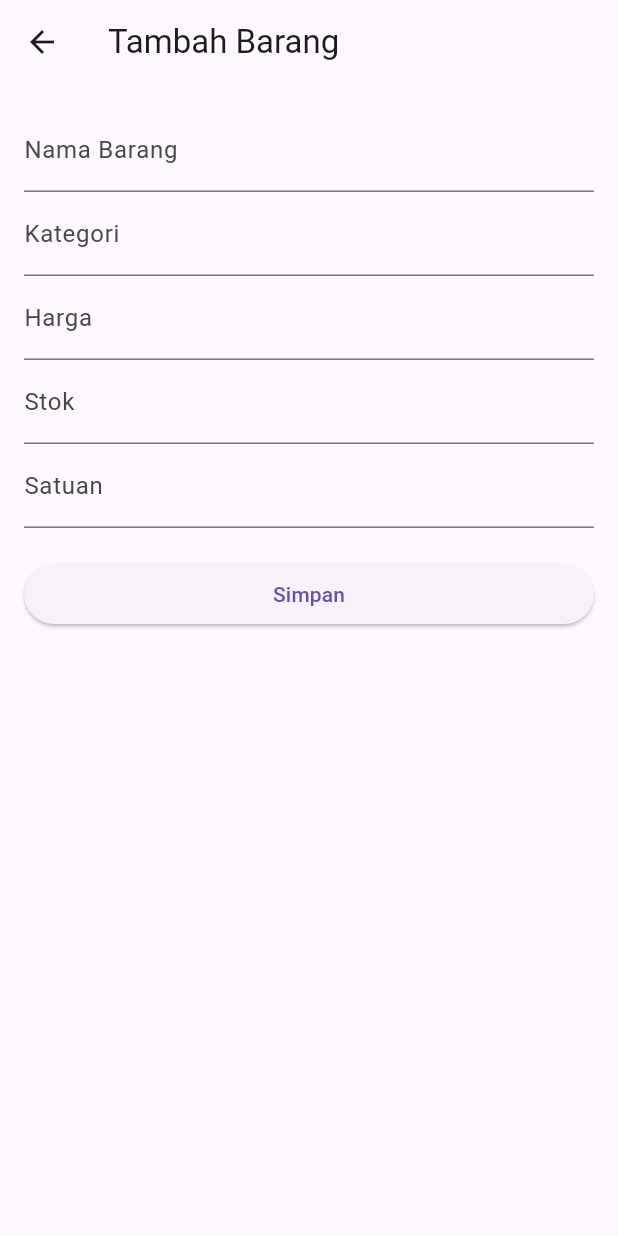
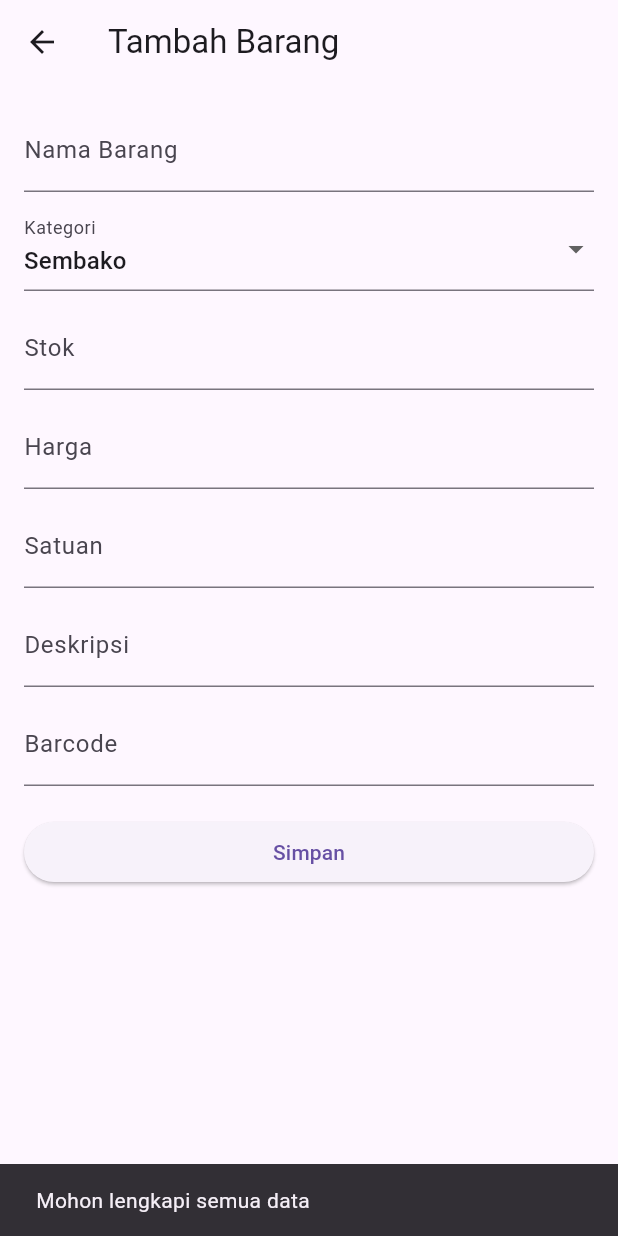
Before and after one commit to BangSaM0607/toko_warda, a Flutter app: the BarangFormPage screen opened directly, after a tap on "Simpan", on a phone screen of 412 x 824 dp. Run offline on Flutter 3.47's test engine with Material 3 defaults, Android fonts, the phone set to English and light mode, and no system bars; our stand-ins replace supabase_flutter; accounts and stored records are empty.

Commit message:
Refactor BarangFormPage and BarangListPage to enhance data handling and user feedback

```diff
--- a/lib/pages/barang_form_page.dart
+++ b/lib/pages/barang_form_page.dart
@@ -2,7 +2,8 @@ import 'package:flutter/material.dart';
 import 'package:supabase_flutter/supabase_flutter.dart';
 
 class BarangFormPage extends StatefulWidget {
-  final Map<String, dynamic>? data;
+  final dynamic data;
+
   const BarangFormPage({super.key, this.data});
 
   @override
@@ -12,42 +13,27 @@ class BarangFormPage extends StatefulWidget {
 class _BarangFormPageState extends State<BarangFormPage> {
   final supabase = Supabase.instance.client;
 
-  final TextEditingController namaController = TextEditingController();
-  final TextEditingController kategoriController = TextEditingController();
-  final TextEditingController hargaController = TextEditingController();
-  final TextEditingController stokController = TextEditingController();
-  final TextEditingController satuanController = TextEditingController();
+  final TextEditingController _namaController = TextEditingController();
+  final TextEditingController _stokController = TextEditingController();
+  final TextEditingController _hargaController = TextEditingController();
+  final TextEditingController _satuanController = TextEditingController();
+  final TextEditingController _deskripsiController = TextEditingController();
+  final TextEditingController _barcodeController = TextEditingController();
+
+  String _kategori = 'Sembako';
 
   @override
   void initState() {
     super.initState();
     if (widget.data != null) {
-      namaController.text = widget.data!['nama_barang'] ?? '';
-      kategoriController.text = widget.data!['kategori'] ?? '';
-      hargaController.text = widget.data!['harga'].toString();
-      stokController.text = widget.data!['stok'].toString();
-      satuanController.text = widget.data!['satuan'] ?? '';
+      _namaController.text = widget.data['nama_barang'];
+      _kategori = widget.data['kategori'];
+      _stokController.text = widget.data['stok'].toString();
+      _hargaController.text = widget.data['harga'].toString();
+      _satuanController.text = widget.data['satuan'];
+      _deskripsiController.text = widget.data['deskripsi'] ?? '';
+      _barcodeController.text = widget.data['barcode'] ?? '';
     }
-  }
-
-  Future<void> simpanBarang() async {
-    final data = {
-      'nama_barang': namaController.text,
-      'kategori': kategoriController.text,
-      'harga': int.tryParse(hargaController.text) ?? 0,
-      'stok': int.tryParse(stokController.text) ?? 0,
-      'satuan': satuanController.text,
-    };
-
-    if (widget.data == null) {
-      await supabase.from('toko_warda').insert(data);
-    } else {
-      await supabase
-          .from('toko_warda')
-          .update(data)
-          .eq('id', widget.data!['id']);
-    }
-    if (mounted) Navigator.pop(context);
   }
 
   @override
@@ -56,39 +42,106 @@ class _BarangFormPageState extends State<BarangFormPage> {
       appBar: AppBar(
         title: Text(widget.data == null ? 'Tambah Barang' : 'Edit Barang'),
       ),
-      body: Padding(
+      body: ListView(
         padding: const EdgeInsets.all(16),
-        child: ListView(
         children: [
           TextField(
-              controller: namaController,
+            controller: _namaController,
             decoration: const InputDecoration(labelText: 'Nama Barang'),
           ),
-            TextField(
-              controller: kategoriController,
+          const SizedBox(height: 10),
+          DropdownButtonFormField<String>(
+            value: _kategori,
+            items:
+                [
+                  'Sembako',
+                  'Minuman',
+                  'Snack',
+                  'Alat Dapur',
+                  'Kebutuhan Rumah',
+                  'Perawatan Tubuh',
+                ].map((kategori) {
+                  return DropdownMenuItem(
+                    value: kategori,
+                    child: Text(kategori),
+                  );
+                }).toList(),
+            onChanged: (value) {
+              setState(() {
+                _kategori = value!;
+              });
+            },
             decoration: const InputDecoration(labelText: 'Kategori'),
           ),
+          const SizedBox(height: 10),
           TextField(
-              controller: hargaController,
+            controller: _stokController,
+            keyboardType: TextInputType.number,
+            decoration: const InputDecoration(labelText: 'Stok'),
+          ),
+          const SizedBox(height: 10),
+          TextField(
+            controller: _hargaController,
+            keyboardType: TextInputType.number,
             decoration: const InputDecoration(labelText: 'Harga'),
-              keyboardType: TextInputType.number,
           ),
+          const SizedBox(height: 10),
           TextField(
-              controller: stokController,
-              decoration: const InputDecoration(labelText: 'Stok'),
-              keyboardType: TextInputType.number,
+            controller: _satuanController,
+            decoration: const InputDecoration(labelText: 'Satuan'),
           ),
+          const SizedBox(height: 10),
           TextField(
-              controller: satuanController,
-              decoration: const InputDecoration(labelText: 'Satuan'),
+            controller: _deskripsiController,
+            decoration: const InputDecoration(labelText: 'Deskripsi'),
+          ),
+          const SizedBox(height: 10),
+          TextField(
+            controller: _barcodeController,
+            decoration: const InputDecoration(labelText: 'Barcode'),
           ),
           const SizedBox(height: 20),
           ElevatedButton(
-              onPressed: simpanBarang,
-              child: Text(widget.data == null ? 'Simpan' : 'Update'),
+            onPressed: () async {
+              if (_namaController.text.isEmpty ||
+                  _stokController.text.isEmpty ||
+                  _hargaController.text.isEmpty) {
+                ScaffoldMessenger.of(context).showSnackBar(
+                  const SnackBar(content: Text('Mohon lengkapi semua data')),
+                );
+                return;
+              }
+
+              final data = {
+                'nama_barang': _namaController.text,
+                'kategori': _kategori,
+                'stok': int.tryParse(_stokController.text) ?? 0,
+                'satuan': _satuanController.text,
+                'harga': int.tryParse(_hargaController.text) ?? 0,
+                'deskripsi': _deskripsiController.text,
+                'barcode': _barcodeController.text,
+              };
+
+              try {
+                if (widget.data == null) {
+                  await supabase.from('toko_warda').insert(data);
+                } else {
+                  await supabase
+                      .from('toko_warda')
+                      .update(data)
+                      .eq('id', widget.data['id']);
+                }
+
+                Navigator.pop(context, 'saved');
+              } catch (e) {
+                ScaffoldMessenger.of(context).showSnackBar(
+                  const SnackBar(content: Text('Gagal menyimpan data')),
+                );
+              }
+            },
+            child: const Text('Simpan'),
           ),
         ],
-        ),
       ),
     );
   }
--- a/lib/pages/barang_list_page.dart
+++ b/lib/pages/barang_list_page.dart
@@ -56,6 +56,10 @@ class _BarangListPageState extends State<BarangListPage> {
     try {
       await supabase.from('toko_warda').delete().eq('id', id);
       fetchBarang();
+
+      ScaffoldMessenger.of(
+        context,
+      ).showSnackBar(const SnackBar(content: Text('Barang berhasil dihapus')));
     } catch (e) {
       print('Gagal hapus: $e');
       ScaffoldMessenger.of(
@@ -159,20 +163,27 @@ class _BarangListPageState extends State<BarangListPage> {
                   ],
                 ),
                 const SizedBox(height: 10),
-                // 🔽 Tombol Tambah Barang
                 SizedBox(
                   width: double.infinity,
                   child: ElevatedButton.icon(
                     icon: const Icon(Icons.add),
                     label: const Text('Tambah Barang'),
                     onPressed: () async {
-                      await Navigator.push(
+                      final result = await Navigator.push(
                         context,
                         MaterialPageRoute(
                           builder: (_) => const BarangFormPage(),
                         ),
                       );
-                      fetchBarang();
+
+                      if (result == 'saved') {
+                        fetchBarang();
+                        ScaffoldMessenger.of(context).showSnackBar(
+                          const SnackBar(
+                            content: Text('Barang berhasil ditambahkan'),
+                          ),
+                        );
+                      }
                     },
                     style: ElevatedButton.styleFrom(
                       backgroundColor: Colors.green,
@@ -237,7 +248,7 @@ class _BarangListPageState extends State<BarangListPage> {
                                           color: Colors.blue,
                                         ),
                                         onPressed: () async {
-                                          await Navigator.push(
+                                          final result = await Navigator.push(
                                             context,
                                             MaterialPageRoute(
                                               builder:
@@ -246,7 +257,19 @@ class _BarangListPageState extends State<BarangListPage> {
                                                   ),
                                             ),
                                           );
-                                          fetchBarang();
+
+                                          if (result == 'saved') {
+                                            fetchBarang();
+                                            ScaffoldMessenger.of(
+                                              context,
+                                            ).showSnackBar(
+                                              const SnackBar(
+                                                content: Text(
+                                                  'Barang berhasil diperbarui',
+                                                ),
+                                              ),
+                                            );
+                                          }
                                         },
                                       ),
                                       IconButton(
```
Lines whose indentation alone changed are shown as unchanged.
